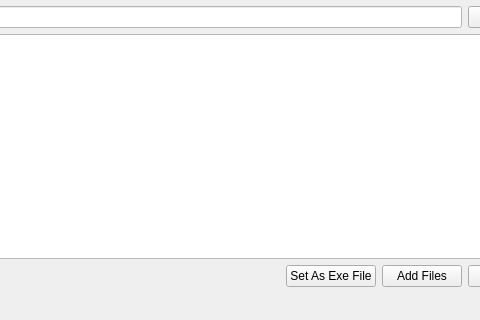
Before: the Qt Designer form mainwindow.ui in camark/InnoSetup-Script-Generator, drawn with Qt 5; both pictures show x 202 to 682 and y 125 to 445 of the 847 by 445 pixel window.
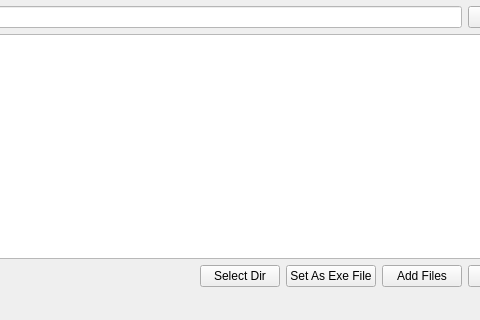
After: the same form once the commit is applied.

What changed in the file:
```diff
--- a/mainwindow.ui
+++ b/mainwindow.ui
@@ -119,6 +119,13 @@
         </property>
        </spacer>
       </item>
+      <item>
+       <widget class="QPushButton" name="pushButton_7">
+        <property name="text">
+         <string>Select Dir</string>
+        </property>
+       </widget>
+      </item>
       <item>
        <widget class="QPushButton" name="pushButton_5">
         <property name="text">
```
